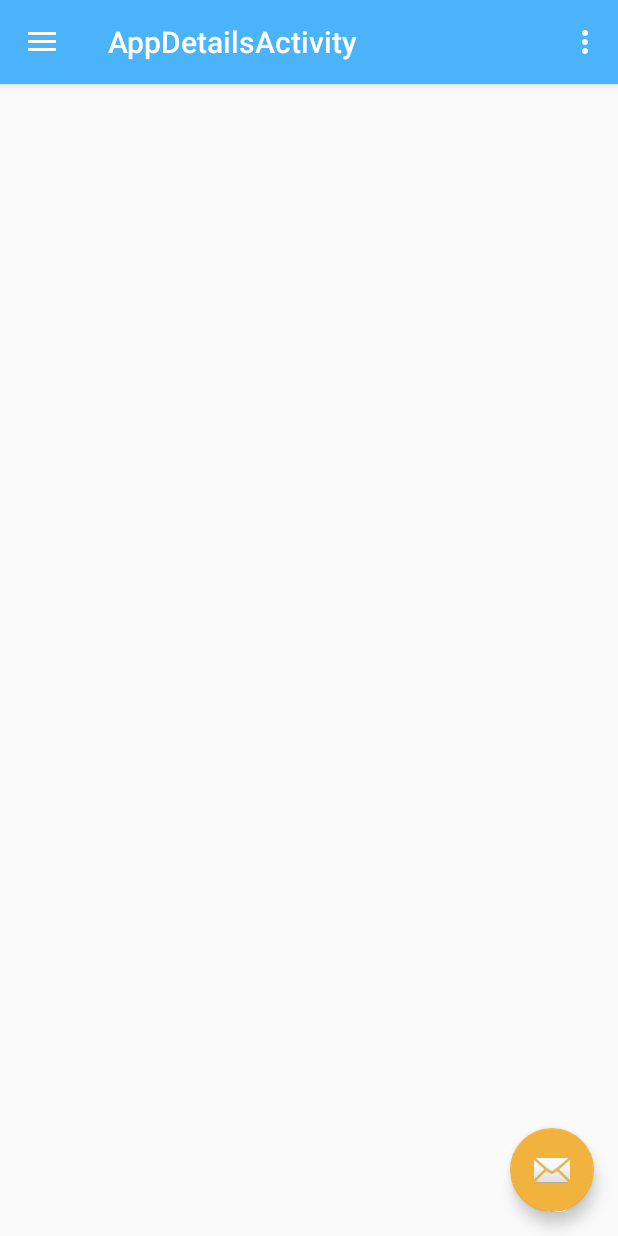
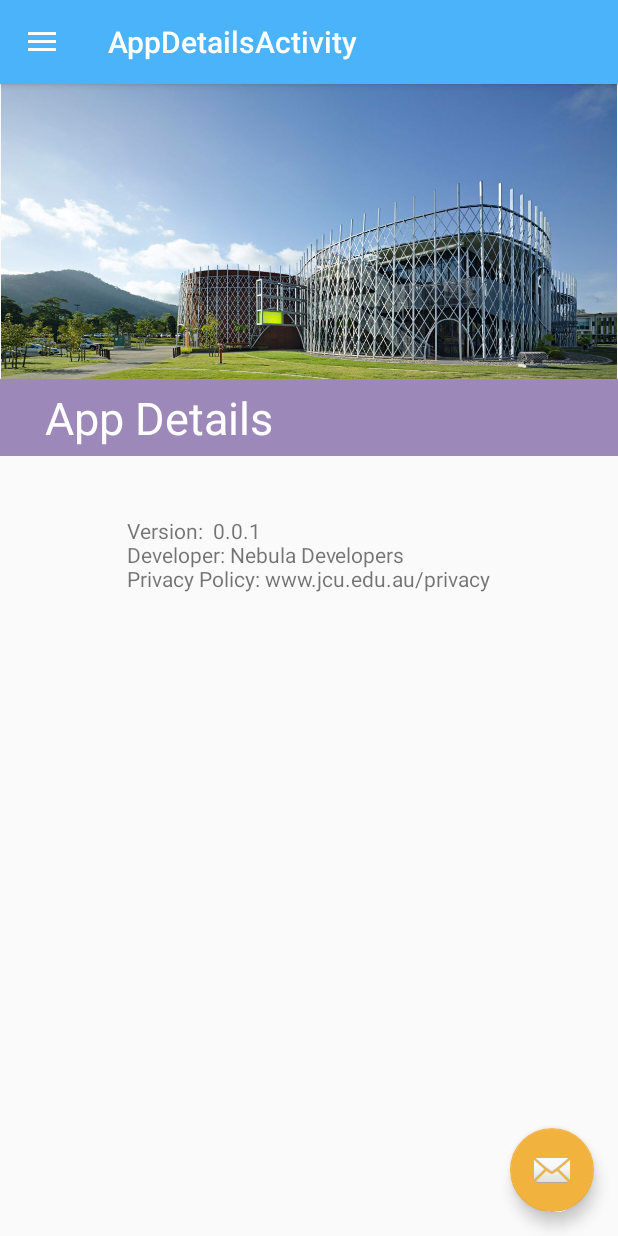
Before and after one commit to CalebMacdonaldBlack/CP3405, an Android app: the AppDetailsActivity screen opened directly, with no data from a screen before it, on a phone screen of 412 x 824 dp. Run offline under Robolectric (Android 15) with nearby library versions, the phone set to English and light mode, and no system bars.

Commit message:
added app details

```diff
--- a/app/src/main/java/net/nebuladevelopers/parkme/activities/AppDetailsActivity.kt
+++ b/app/src/main/java/net/nebuladevelopers/parkme/activities/AppDetailsActivity.kt
@@ -1,5 +1,6 @@
 package net.nebuladevelopers.parkme.activities
 
+import android.content.Intent
 import android.os.Bundle
 import android.support.design.widget.Snackbar
 import android.support.design.widget.NavigationView
@@ -11,6 +12,7 @@ import android.view.MenuItem
 import kotlinx.android.synthetic.main.activity_app_details.*
 import kotlinx.android.synthetic.main.app_bar_app_details.*
 import net.nebuladevelopers.parkme.R
+import net.nebuladevelopers.parkme.utils.Authentication
 
 class AppDetailsActivity : AppCompatActivity(), NavigationView.OnNavigationItemSelectedListener {
 
@@ -40,42 +42,24 @@ class AppDetailsActivity : AppCompatActivity(), NavigationView.OnNavigationItemS
         }
     }
 
-    override fun onCreateOptionsMenu(menu: Menu): Boolean {
-        // Inflate the menu; this adds items to the action bar if it is present.
-        menuInflater.inflate(R.menu.app_details, menu)
-        return true
-    }
-
-    override fun onOptionsItemSelected(item: MenuItem): Boolean {
-        // Handle action bar item clicks here. The action bar will
-        // automatically handle clicks on the Home/Up button, so long
-        // as you specify a parent activity in AndroidManifest.xml.
-        when (item.itemId) {
-            R.id.action_settings -> return true
-            else -> return super.onOptionsItemSelected(item)
-        }
-    }
-
     override fun onNavigationItemSelected(item: MenuItem): Boolean {
         // Handle navigation view item clicks here.
         when (item.itemId) {
-            R.id.nav_camera -> {
-                // Handle the camera action
+            R.id.nav_home -> {
+                startActivity(Intent(this, HomeActivity::class.java))
             }
-            R.id.nav_gallery -> {
+            R.id.nav_my_profile -> {
 
             }
-            R.id.nav_slideshow -> {
-
+            R.id.nav_settings -> {
+                startActivity(Intent(this, SettingsActivity::class.java))
             }
-            R.id.nav_manage -> {
-
+            R.id.nav_app_info -> {
+                startActivity(Intent(this, AppDetailsActivity::class.java))
             }
-            R.id.nav_share -> {
-
-            }
-            R.id.nav_send -> {
-
+            R.id.nav_logout -> {
+                Authentication.signOut()
+                startActivity(Intent(this, LoginActivity::class.java))
             }
         }
 
--- a/app/src/main/java/net/nebuladevelopers/parkme/utils/Authentication.kt
+++ b/app/src/main/java/net/nebuladevelopers/parkme/utils/Authentication.kt
@@ -34,4 +34,9 @@ object Authentication {
                     }
                 }
     }
+
+    fun signOut() {
+        val mAuth = FirebaseAuth.getInstance()
+        mAuth.signOut()
+    }
 }
--- a/app/src/main/res/layout/activity_app_details.xml
+++ b/app/src/main/res/layout/activity_app_details.xml
@@ -19,7 +19,6 @@
         android:layout_height="match_parent"
         android:layout_gravity="start"
         android:fitsSystemWindows="true"
-        app:headerLayout="@layout/nav_header_app_details"
         app:menu="@menu/activity_app_details_drawer" />
 
 </android.support.v4.widget.DrawerLayout>
--- a/app/src/main/res/layout/content_app_details.xml
+++ b/app/src/main/res/layout/content_app_details.xml
@@ -1,11 +1,38 @@
 <?xml version="1.0" encoding="utf-8"?>
-<android.support.constraint.ConstraintLayout xmlns:android="http://schemas.android.com/apk/res/android"
+<LinearLayout xmlns:android="http://schemas.android.com/apk/res/android"
     xmlns:app="http://schemas.android.com/apk/res-auto"
     xmlns:tools="http://schemas.android.com/tools"
     android:layout_width="match_parent"
+    android:orientation="vertical"
     android:layout_height="match_parent"
     app:layout_behavior="@string/appbar_scrolling_view_behavior"
     tools:context="net.nebuladevelopers.parkme.activities.AppDetailsActivity"
     tools:showIn="@layout/app_bar_app_details">
 
-</android.support.constraint.ConstraintLayout>
+    <ImageView
+        android:layout_width="match_parent"
+        android:layout_height="wrap_content"
+        android:adjustViewBounds="true"
+        android:src="@mipmap/building"/>
+
+    <TextView
+        android:layout_width="match_parent"
+        android:paddingTop="5dp"
+        android:paddingBottom="5dp"
+        android:paddingLeft="30dp"
+        android:paddingRight="30dp"
+        android:textSize="30dp"
+        android:textColor="@android:color/white"
+        android:background="@color/purple"
+        android:layout_height="wrap_content"
+        android:text="App Details"/>
+
+
+    <TextView
+        android:layout_marginTop="40dp"
+        android:layout_gravity="center"
+        android:layout_width="wrap_content"
+        android:text="Version:  0.0.1\nDeveloper: Nebula Developers\nPrivacy Policy: www.jcu.edu.au/privacy"
+        android:layout_height="wrap_content"/>
+
+</LinearLayout>
--- a/app/src/main/res/menu/activity_app_details_drawer.xml
+++ b/app/src/main/res/menu/activity_app_details_drawer.xml
@@ -5,33 +5,24 @@
 
     <group android:checkableBehavior="single">
         <item
-            android:id="@+id/nav_camera"
-            android:icon="@drawable/ic_menu_camera"
-            android:title="Import" />
+            android:id="@+id/nav_home"
+            android:title="Home" />
         <item
-            android:id="@+id/nav_gallery"
-            android:icon="@drawable/ic_menu_gallery"
-            android:title="Gallery" />
+            android:id="@+id/nav_my_profile"
+            android:title="My Profile" />
         <item
-            android:id="@+id/nav_slideshow"
-            android:icon="@drawable/ic_menu_slideshow"
-            android:title="Slideshow" />
+            android:id="@+id/nav_app_info"
+            android:title="App Info" />
         <item
-            android:id="@+id/nav_manage"
-            android:icon="@drawable/ic_menu_manage"
-            android:title="Tools" />
+            android:id="@+id/nav_settings"
+            android:title="Settings" />
     </group>
 
-    <item android:title="Communicate">
+    <item android:title="">
         <menu>
             <item
-                android:id="@+id/nav_share"
-                android:icon="@drawable/ic_menu_share"
-                android:title="Share" />
-            <item
-                android:id="@+id/nav_send"
-                android:icon="@drawable/ic_menu_send"
-                android:title="Send" />
+                android:id="@+id/nav_logout"
+                android:title="Logout" />
         </menu>
     </item>
 
```
Also changed, not shown: app/src/main/java/net/nebuladevelopers/parkme/activities/HomeActivity.kt (+4 -5 lines), app/src/main/java/net/nebuladevelopers/parkme/activities/SettingsActivity.kt (+12 -5 lines), app/src/main/res/menu/activity_map_drawer.xml (deleted, +0 -38 lines).
